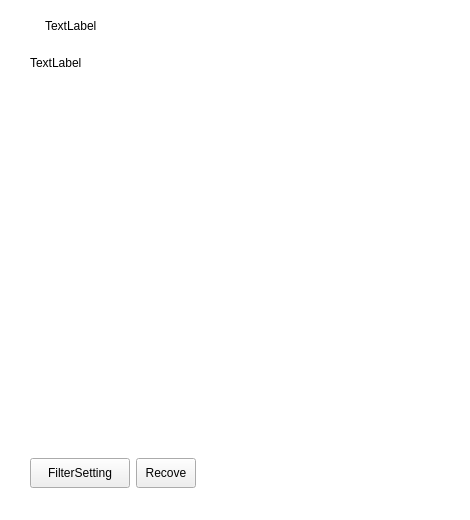
The window that src/kylinburnerfilefilter.ui (UbuntuKylin/kylin-burner) describes before a commit, drawn with Qt 5.
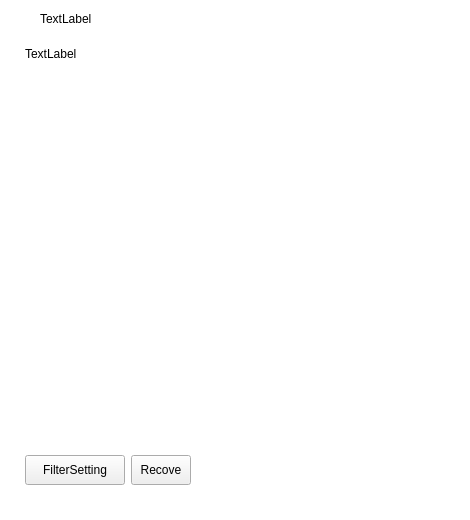
The same window after the commit. Icons and pictures are not drawn.

The edit to the form file:
```diff
--- a/src/kylinburnerfilefilter.ui
+++ b/src/kylinburnerfilefilter.ui
@@ -36,16 +36,16 @@
   </property>
   <layout class="QGridLayout" name="gridLayout">
    <property name="leftMargin">
-    <number>5</number>
+    <number>0</number>
    </property>
    <property name="topMargin">
-    <number>5</number>
+    <number>0</number>
    </property>
    <property name="rightMargin">
-    <number>5</number>
+    <number>0</number>
    </property>
    <property name="bottomMargin">
-    <number>5</number>
+    <number>0</number>
    </property>
    <property name="spacing">
     <number>0</number>
@@ -75,13 +75,13 @@
        <widget class="QWidget" name="widget_2" native="true">
         <property name="minimumSize">
          <size>
-          <width>450</width>
+          <width>470</width>
           <height>34</height>
          </size>
         </property>
         <property name="maximumSize">
          <size>
-          <width>450</width>
+          <width>470</width>
           <height>34</height>
          </size>
         </property>
@@ -93,7 +93,7 @@
           <number>0</number>
          </property>
          <property name="leftMargin">
-          <number>5</number>
+          <number>8</number>
          </property>
          <property name="topMargin">
           <number>4</number>
@@ -107,20 +107,20 @@
          <item>
           <layout class="QHBoxLayout" name="horizontalLayout">
            <property name="spacing">
-            <number>5</number>
+            <number>8</number>
            </property>
            <item>
             <widget class="QLabel" name="label">
              <property name="minimumSize">
               <size>
-               <width>30</width>
-               <height>30</height>
+               <width>24</width>
+               <height>24</height>
               </size>
              </property>
              <property name="maximumSize">
               <size>
-               <width>30</width>
-               <height>30</height>
+               <width>24</width>
+               <height>24</height>
               </size>
              </property>
              <property name="styleSheet">
@@ -141,7 +141,7 @@
              </property>
              <property name="maximumSize">
               <size>
-               <width>100</width>
+               <width>10000</width>
                <height>30</height>
               </size>
              </property>
@@ -155,19 +155,6 @@
            </item>
           </layout>
          </item>
-         <item>
-          <spacer name="horizontalSpacer">
-           <property name="orientation">
-            <enum>Qt::Horizontal</enum>
-           </property>
-           <property name="sizeHint" stdset="0">
-            <size>
-             <width>312</width>
-             <height>20</height>
-            </size>
-           </property>
-          </spacer>
-         </item>
          <item>
           <widget class="QPushButton" name="labelClose">
            <property name="minimumSize">
@@ -249,13 +236,13 @@
        <widget class="QWidget" name="widget_3" native="true">
         <property name="minimumSize">
          <size>
-          <width>450</width>
+          <width>470</width>
           <height>371</height>
          </size>
         </property>
         <property name="maximumSize">
          <size>
-          <width>450</width>
+          <width>470</width>
           <height>371</height>
          </size>
         </property>
@@ -295,14 +282,14 @@
        <widget class="QWidget" name="widget_4" native="true">
         <property name="minimumSize">
          <size>
-          <width>450</width>
+          <width>470</width>
           <height>55</height>
          </size>
         </property>
         <property name="maximumSize">
          <size>
-          <width>450</width>
-          <height>55</height>
+          <width>470</width>
+          <height>600</height>
          </size>
         </property>
         <layout class="QHBoxLayout" name="horizontalLayout_4">
```
